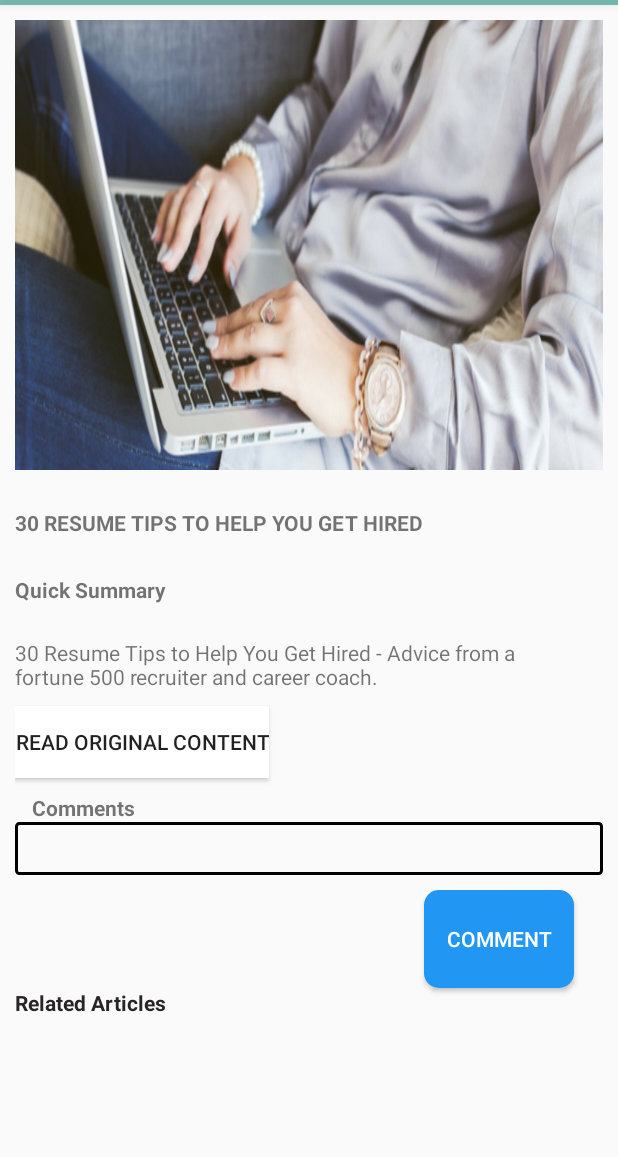
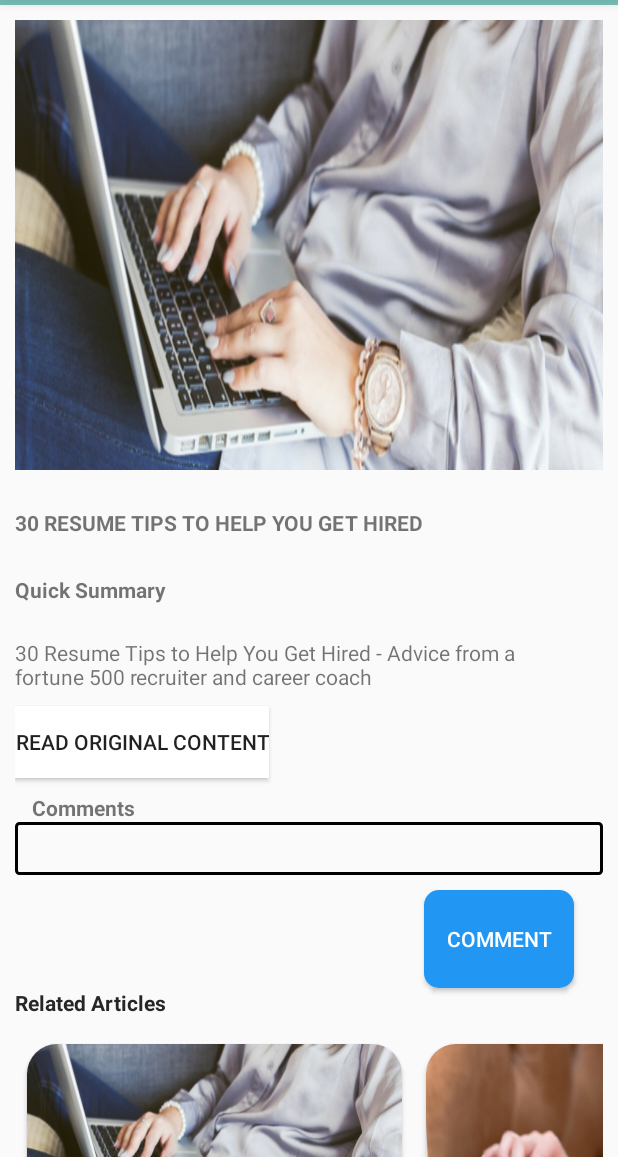
Before and after one commit to navneel61/EmpowerYouthCareerAdvice, an Android app: the FragmentCareerAdviceSummary screen opened through its navigation route, on a phone screen of 412 x 824 dp, the part 79-1236 px from its top. Run offline under Robolectric (Android 15) with nearby library versions, the phone set to English and light mode, and no system bars; our stand-ins replace ButterKnife.

Commit message:
Fragments adapter Model Class Modify Modify Related Articles

```diff
--- a/app/src/main/java/com/example/empoweryouthcareeradvice/AdapterCareerAdviceCategoryRelated.java
+++ b/app/src/main/java/com/example/empoweryouthcareeradvice/AdapterCareerAdviceCategoryRelated.java
@@ -10,6 +10,8 @@ import android.widget.ImageView;
 import android.widget.TextView;
 
 import androidx.annotation.NonNull;
+import androidx.cardview.widget.CardView;
+import androidx.navigation.Navigation;
 import androidx.recyclerview.widget.RecyclerView;
 
 import java.util.ArrayList;
@@ -33,7 +35,7 @@ public class AdapterCareerAdviceCategoryRelated extends RecyclerView.Adapter<Ada
     @Override
     public CoverLetters onCreateViewHolder(@NonNull ViewGroup parent, int viewType) {
 
-        View vie= LayoutInflater.from(parent.getContext()).inflate(R.layout.activity_coverletter,parent,false);
+        View vie= LayoutInflater.from(parent.getContext()).inflate(R.layout.item_career_advice_related,parent,false);
         return new CoverLetters(vie);
     }
 
@@ -47,12 +49,6 @@ public class AdapterCareerAdviceCategoryRelated extends RecyclerView.Adapter<Ada
         {
             holder.textView.setText(model.getDescription());
             Log.d("type0size", String.valueOf(coverLetterModels.size()));
-            holder.buttonRead.setOnClickListener(new View.OnClickListener() {
-                @Override
-                public void onClick(View v) {
-                  //  context.startActivity(new Intent(context,SummaryActivity.class));
-                }
-            });
             holder.textViewRead.setVisibility(View.GONE);
         }
         else if(type==1)
@@ -61,6 +57,12 @@ public class AdapterCareerAdviceCategoryRelated extends RecyclerView.Adapter<Ada
             holder.buttonRead.setVisibility(View.GONE);
             Log.d("type1size", String.valueOf(coverLetterModels.size()));
         }
+        holder.cardView.setOnClickListener(new View.OnClickListener() {
+            @Override
+            public void onClick(View v) {
+                Navigation.findNavController(v).navigate(R.id.action_careerAdviceSummaryFragments_self);
+            }
+        });
     }
 
     @Override
@@ -73,6 +75,7 @@ public class AdapterCareerAdviceCategoryRelated extends RecyclerView.Adapter<Ada
         ImageView imageView,imageViewC;
         TextView textView,textViewC,textViewRead;
         Button buttonRead;
+        CardView cardView;
         ImageView imgRelatedAticles;
         TextView textViewRelatedArticleTitle;
         public CoverLetters(@NonNull View itemView) {
@@ -82,6 +85,7 @@ public class AdapterCareerAdviceCategoryRelated extends RecyclerView.Adapter<Ada
             textView=itemView.findViewById(R.id.text_description);
             textViewC=itemView.findViewById(R.id.text_title);
             buttonRead=itemView.findViewById(R.id.button_read);
+            cardView=itemView.findViewById(R.id.cardview_read);
           //  imgRelatedAticles=itemView.findViewById(R.id.image_view_related);
           //  textViewRelatedArticleTitle=itemView.findViewById(R.id.text_title_related);
             textViewRead=itemView.findViewById(R.id.text_view_read);
--- a/app/src/main/java/com/example/empoweryouthcareeradvice/FragmentCareerAdviceSummary.java
+++ b/app/src/main/java/com/example/empoweryouthcareeradvice/FragmentCareerAdviceSummary.java
@@ -4,48 +4,101 @@ import android.content.Context;
 import android.net.Uri;
 import android.os.Bundle;
 
+import androidx.annotation.NonNull;
+import androidx.annotation.Nullable;
 import androidx.fragment.app.Fragment;
+import androidx.navigation.NavController;
+import androidx.navigation.Navigation;
+import androidx.recyclerview.widget.LinearLayoutManager;
+import androidx.recyclerview.widget.RecyclerView;
+import butterknife.ButterKnife;
 
 import android.view.LayoutInflater;
 import android.view.View;
 import android.view.ViewGroup;
+import android.widget.Button;
+import android.widget.EditText;
+import android.widget.ImageView;
+import android.widget.TextView;
+
+import java.util.ArrayList;
 
 
 public class FragmentCareerAdviceSummary extends Fragment {
+    NavController navController;
+    ImageView image;
+    TextView textTitle,textSummary,textComments,textRelatedArticles,txtDescription;
+    RecyclerView recyclerView;
+    Button btnComment,btnOriginalArticle;
+    EditText commentBox;
+
+    String titleContent[]={"30 RESUME TIPS TO HELP YOU GET HIRED","5 RESUME RED FLAGS TO AVOID","8 Resume Tips from a Former Hiring Manager — Jessica DW | Bright Space Coaching","3 RESUME TIPS YOU HAVEN’T HEARD BEFORE ","Resume Tips: How to Grab the Recruiter's Attention","Resume Tips: How to Grab the Recruiter's Attention","Top 8 Tips from a Professional Resume Writer","17 Things to Delete from Your Resume [Effective Immediately] - ForwardThink Careers","Apply for Jobs Quickly and Easily | How to Write a Master Resume\n","How to Nail it in a Job Interview • The Work Life Blend - Make Money Around Your Family\n","25 Tricky Interview Questions and How to Answer Them"
+            ,"How to Ace an Interview: 8 Expert Tips\n"};
+    String mainContent[]={"30 Resume Tips to Help You Get Hired - Advice from a fortune 500 recruiter and career coach","Your resume is your first impression with an employer, so it better be a good one. Recruiters are trained to scan your resume in a matter of seconds looking for ",
+            "As a former hiring manager, I’ve combed through hundreds of resumes and cover letters. I’m also the go-to person in my friends and family circle when someone",
+            "There is a lot of advice on how to improve your resume and some of it is really great and useful (and some of it is really not). In today’s competitive job market, ",
+            "The job market has never been so competitive as it is these days. Recruiters receive hundreds of resumes and don’t have the time to read each one of them carefully ",
+            "When you are writing your resume, you focus on getting your information on one piece of paper in the best presentation possible, right? You are trying to make it ","We work pretty hard to make sure we’re up-to-date with our clothes and hairstyle. Heck, even keeping up with the latest food fads can take some work. (Kale/go","I knew telling hopeful sophomores searching for their summer internships and nervous graduating seniors looking for a half decent job that they needed to submit ","Let me guess, you hate job interviews (I mean, who doesn’t?)? You’ve applied for a fantastic job and you’re through to the next stage – congratulations!","Securing a job would be so much easier if you know the questions a hiring manager will ask in your next interview. Well, we’ll give you the next best thing: a","Yes, it's important to craft a strong, accurate resume but like it or not, most jobs are secured or lost in the interview stage. Don't let your job search ride","Getting a job offer is not just about your experience and qualifications, but how you present yourself as a whole package. Your experience and qualifications"};
+
+    int img[]={R.drawable.r1,R.drawable.r2,R.drawable.r3,R.drawable.r4,R.drawable.r5,R.drawable.r6,R.drawable.r7,R.drawable.r8,R.drawable.r9,R.drawable.r10,R.drawable.r11,R.drawable.r12};
 
 
-
-    // TODO: Rename and change types and number of parameters
     public FragmentCareerAdviceSummary() {
-
-    }
-
-    @Override
-    public void onCreate(Bundle savedInstanceState) {
-        super.onCreate(savedInstanceState);
 
     }
 
     @Override
     public View onCreateView(LayoutInflater inflater, ViewGroup container,
                              Bundle savedInstanceState) {
-        // Inflate the layout for this fragment
-        return inflater.inflate(R.layout.fragment_career_advice_summary, container, false);
-    }
+        View view= inflater.inflate(R.layout.fragment_career_advice_summary, container, false);
+        ButterKnife.bind(this, view);
+        initviews(view);
 
-    // TODO: Rename method, update argument and hook method into UI event
-    public void onButtonPressed(Uri uri) {
+        return view;
 
     }
+    public void onViewCreated(@NonNull View view, @Nullable Bundle savedInstanceState) {
+        super.onViewCreated(view, savedInstanceState);
+        navController= Navigation.findNavController(view);
+        recyclerView.setLayoutManager(new LinearLayoutManager(getActivity(), RecyclerView.HORIZONTAL, false));
+
+    }
+    public void initviews(View view){
+        ArrayList<CareerAdviceCategoryModel> list=new ArrayList<>();
+
+        CareerAdviceCategoryModel model1=new CareerAdviceCategoryModel();
+        model1.setImage(R.drawable.r1);
+        model1.setTitle("30 Resume Tips to help you get hired");
+        list.add(model1);
+
+        CareerAdviceCategoryModel model2=new CareerAdviceCategoryModel();
+        model2.setImage(R.drawable.r2);
+        model2.setTitle("5 RESUME RED FLAGS TO AVOID");
+        list.add(model2);
+
+        CareerAdviceCategoryModel model3=new CareerAdviceCategoryModel();
+        model3.setImage(R.drawable.r3);
+        model3.setTitle(" 8 Resume Tips from a Former Hiring Manager — Jessica DW | Bright Space Coaching");
+        list.add(model3);
+
+        recyclerView = view.findViewById(R.id.summaryFragment).findViewById(R.id.resumeRecyclerView);
+        image=view.findViewById(R.id.summaryFragment).findViewById(R.id.imageView);
+        textTitle=view.findViewById(R.id.summaryFragment).findViewById(R.id.txtTitle);
+        textSummary=view.findViewById(R.id.summaryFragment).findViewById(R.id.textViewSummary);
+        btnOriginalArticle=view.findViewById(R.id.summaryFragment).findViewById(R.id.button);
+        btnComment=view.findViewById(R.id.summaryFragment).findViewById(R.id.buttonComment);
+        textComments=view.findViewById(R.id.summaryFragment).findViewById(R.id.textViewComments);
+        commentBox=view.findViewById(R.id.summaryFragment).findViewById(R.id.editText);
+        textRelatedArticles=view.findViewById(R.id.summaryFragment).findViewById(R.id.relatedArticles);
+        txtDescription=view.findViewById(R.id.summaryFragment).findViewById(R.id.textViewDescription);
+        image.setBackgroundResource(img[0]);
+        textTitle.setText(titleContent[0]);
+        txtDescription.setText(mainContent[0]);
+        AdapterCareerAdviceCategoryRelated adapterCareerAdviceCategoryRelated=new AdapterCareerAdviceCategoryRelated(getActivity(),list,1);
+        recyclerView.setAdapter(adapterCareerAdviceCategoryRelated);
 
 
-    @Override
-    public void onAttach(Context context) {
-        super.onAttach(context);
-    }
 
-    @Override
-    public void onDetach() {
-        super.onDetach();
+
     }
 }
--- a/app/src/main/res/layout/activity_coverletter.xml
+++ b/app/src/main/res/layout/item_career_advice_related.xml
@@ -2,8 +2,9 @@
 <androidx.cardview.widget.CardView xmlns:android="http://schemas.android.com/apk/res/android"
 
     xmlns:app="http://schemas.android.com/apk/res-auto"
-    android:layout_width="match_parent"
+    android:layout_width="250dp"
     android:layout_height="wrap_content"
+    android:id="@+id/cardview_read"
     android:layout_margin="8dp"
     app:cardCornerRadius="20dp">
 
@@ -15,7 +16,7 @@
         <ImageView
             android:id="@+id/image_view"
             android:layout_width="match_parent"
-            android:layout_height="250dp"
+            android:layout_height="140dp"
             android:scaleType="fitXY"
             app:layout_constraintTop_toTopOf="parent" />
 
@@ -37,7 +38,7 @@
             android:layout_height="wrap_content"
             android:textColor="@color/colorBlack"
             android:textSize="16sp"
-            android:layout_marginTop="16dp"
+            android:layout_marginTop="6dp"
             android:layout_marginStart="8dp"
             android:layout_marginEnd="8dp"
             android:text="Writing a cover letter doesn't have to be so difficult. Here, we break down the cover letter into 5 sections to make sure you impress that recruiter."
@@ -50,7 +51,7 @@
             android:textColor="@color/colorBlack"
             android:textSize="16sp"
             android:text="Read Article"
-            android:layout_marginTop="14dp"
+            android:layout_marginTop="6dp"
             android:layout_marginStart="8dp"
             android:layout_marginEnd="8dp"
             android:layout_marginBottom="14dp"
--- a/app/src/main/res/navigation/career_advice_graph.xml
+++ b/app/src/main/res/navigation/career_advice_graph.xml
@@ -28,5 +28,9 @@
         android:name="com.example.empoweryouthcareeradvice.FragmentCareerAdviceSummary"
         android:label="fragment_career_advice_summary"
         tools:layout="@layout/fragment_career_advice_summary"
-        />
+        >
+        <action
+            android:id="@+id/action_careerAdviceSummaryFragments_self"
+            app:destination="@id/careerAdviceSummaryFragments" />
+    </fragment>
 </navigation>
```
Also changed, not shown: app/src/main/res/drawable/r10.png (added), app/src/main/res/drawable/r11.jpg (added), app/src/main/res/drawable/r12.jpg (added), app/src/main/res/drawable/r2.png (added), app/src/main/res/drawable/r3.jpg (added), app/src/main/res/drawable/r4.png (added), app/src/main/res/drawable/r5.jpeg (added), app/src/main/res/drawable/r6.gif (added), app/src/main/res/drawable/r7.png (added), app/src/main/res/drawable/r8.png (added), app/src/main/res/drawable/r9.jpg (added).
